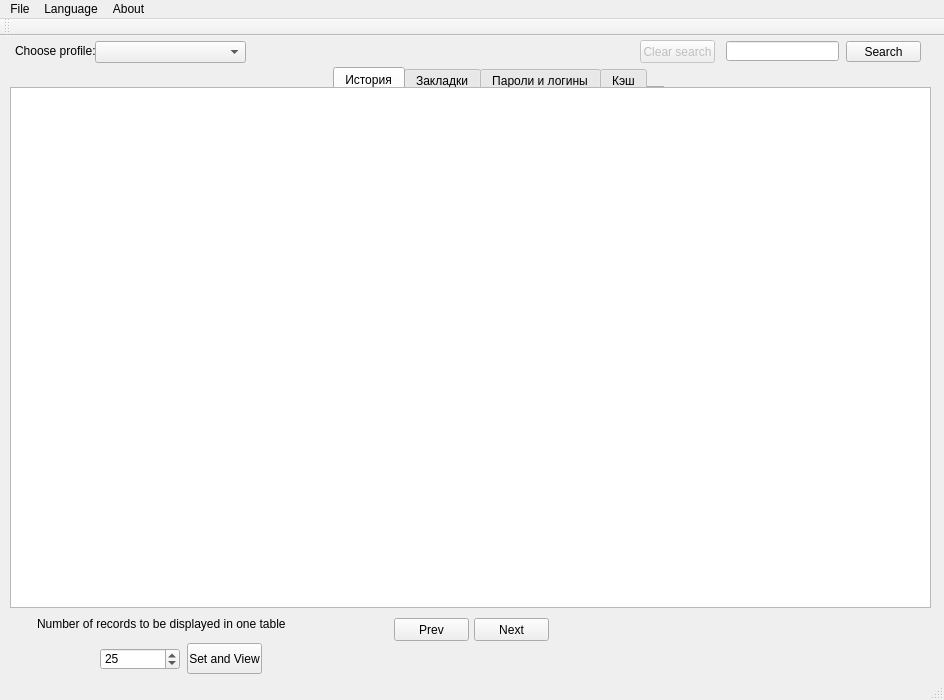
The window that src/FFParser_GUI/source/mainwindow.ui (sp0wk/FFParser_2017) describes before a commit, drawn with Qt 5.
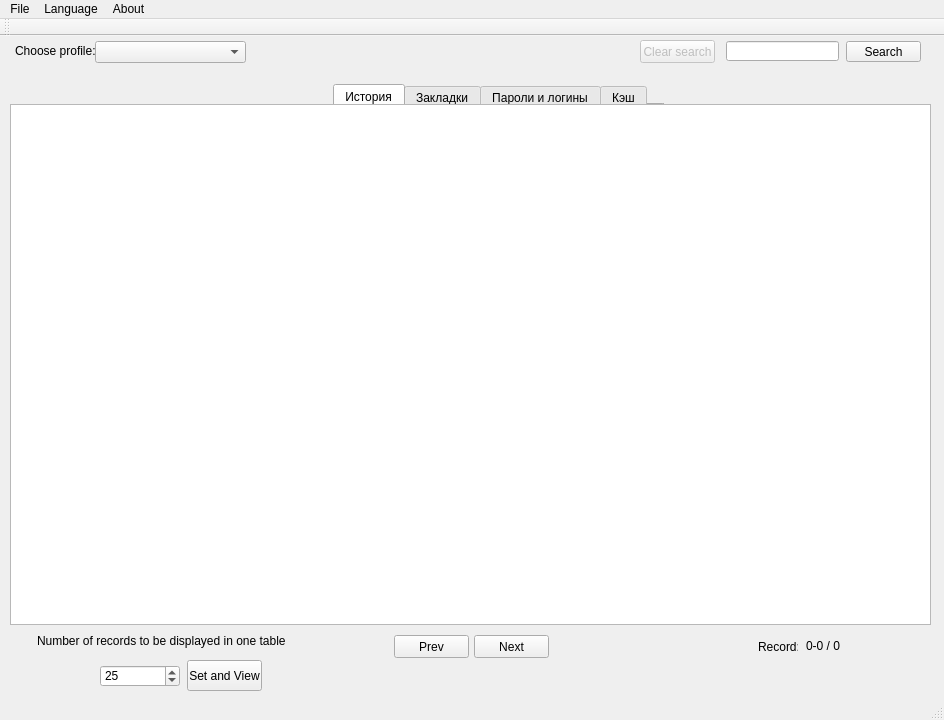
The same window after the commit.

Commit message: Improved right-click menu and some small details

Patch:
```diff
--- a/src/FFParser_GUI/source/mainwindow.ui
+++ b/src/FFParser_GUI/source/mainwindow.ui
@@ -7,7 +7,7 @@
     <x>0</x>
     <y>0</y>
     <width>944</width>
-    <height>700</height>
+    <height>720</height>
    </rect>
   </property>
   <property name="sizePolicy">
@@ -19,13 +19,13 @@
   <property name="minimumSize">
    <size>
     <width>944</width>
-    <height>700</height>
+    <height>720</height>
    </size>
   </property>
   <property name="maximumSize">
    <size>
     <width>944</width>
-    <height>700</height>
+    <height>720</height>
    </size>
   </property>
   <property name="windowTitle">
@@ -39,7 +39,7 @@
     <property name="geometry">
      <rect>
       <x>474</x>
-      <y>582</y>
+      <y>599</y>
       <width>75</width>
       <height>23</height>
      </rect>
@@ -52,7 +52,7 @@
     <property name="geometry">
      <rect>
       <x>394</x>
-      <y>582</y>
+      <y>599</y>
       <width>75</width>
       <height>23</height>
      </rect>
@@ -88,7 +88,7 @@
     <property name="geometry">
      <rect>
       <x>333</x>
-      <y>31</y>
+      <y>48</y>
       <width>331</width>
       <height>21</height>
      </rect>
@@ -124,7 +124,7 @@
     <property name="geometry">
      <rect>
       <x>10</x>
-      <y>51</y>
+      <y>68</y>
       <width>921</width>
       <height>521</height>
      </rect>
@@ -140,7 +140,7 @@
     <property name="geometry">
      <rect>
       <x>187</x>
-      <y>607</y>
+      <y>624</y>
       <width>75</width>
       <height>31</height>
      </rect>
@@ -153,7 +153,7 @@
     <property name="geometry">
      <rect>
       <x>37</x>
-      <y>562</y>
+      <y>579</y>
       <width>251</width>
       <height>51</height>
      </rect>
@@ -179,7 +179,7 @@
     <property name="geometry">
      <rect>
       <x>100</x>
-      <y>612</y>
+      <y>629</y>
       <width>80</width>
       <height>22</height>
      </rect>
@@ -210,14 +210,14 @@
    <widget class="QLabel" name="label_3">
     <property name="geometry">
      <rect>
-      <x>776</x>
-      <y>583</y>
-      <width>141</width>
+      <x>806</x>
+      <y>600</y>
+      <width>111</width>
       <height>20</height>
      </rect>
     </property>
     <property name="text">
-     <string/>
+     <string>0-0 / 0</string>
     </property>
    </widget>
    <widget class="QPushButton" name="clearSearchRecord">
@@ -245,6 +245,32 @@
      <bool>false</bool>
     </property>
    </widget>
+   <widget class="QLabel" name="label_4">
+    <property name="geometry">
+     <rect>
+      <x>730</x>
+      <y>34</y>
+      <width>101</width>
+      <height>21</height>
+     </rect>
+    </property>
+    <property name="text">
+     <string/>
+    </property>
+   </widget>
+   <widget class="QLabel" name="label_5">
+    <property name="geometry">
+     <rect>
+      <x>758</x>
+      <y>600</y>
+      <width>40</width>
+      <height>21</height>
+     </rect>
+    </property>
+    <property name="text">
+     <string>Record:</string>
+    </property>
+   </widget>
   </widget>
   <widget class="QMenuBar" name="menuBar">
    <property name="geometry">
```
The commit also changes 2 other files.
